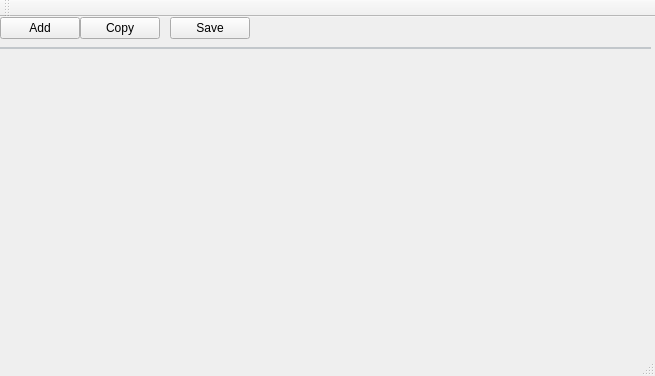
Before: the Qt Designer form mainwindow.ui in iivanov/HostChange, drawn with Qt 5.
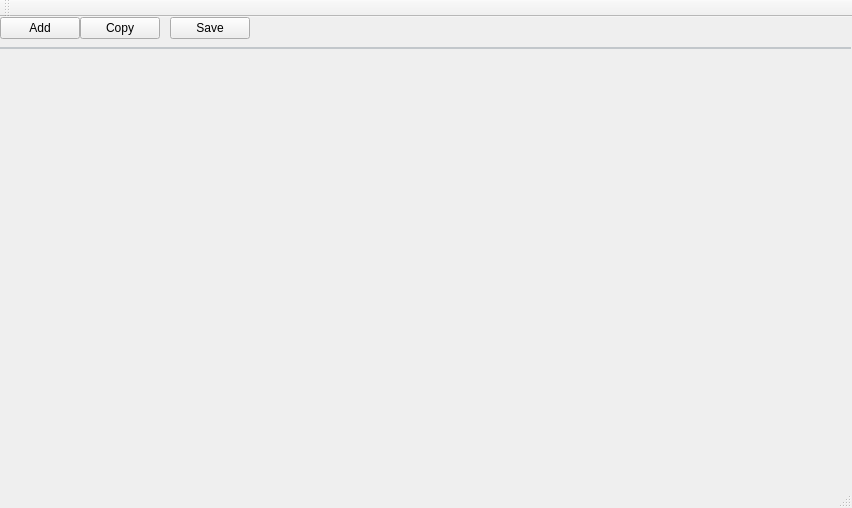
After: the same form once the commit is applied.

```diff
--- a/mainwindow.ui
+++ b/mainwindow.ui
@@ -6,8 +6,8 @@
    <rect>
     <x>0</x>
     <y>0</y>
-    <width>655</width>
-    <height>376</height>
+    <width>852</width>
+    <height>508</height>
    </rect>
   </property>
   <property name="windowTitle">
@@ -19,8 +19,8 @@
      <rect>
       <x>0</x>
       <y>30</y>
-      <width>651</width>
-      <height>301</height>
+      <width>851</width>
+      <height>431</height>
      </rect>
     </property>
     <property name="acceptDrops">
@@ -77,7 +77,7 @@
      <bool>true</bool>
     </property>
     <property name="movable">
-     <bool>true</bool>
+     <bool>false</bool>
     </property>
    </widget>
    <widget class="QPushButton" name="addButton">
```
Left out of the diff: 4 changed lines with no effect on the pictures.
